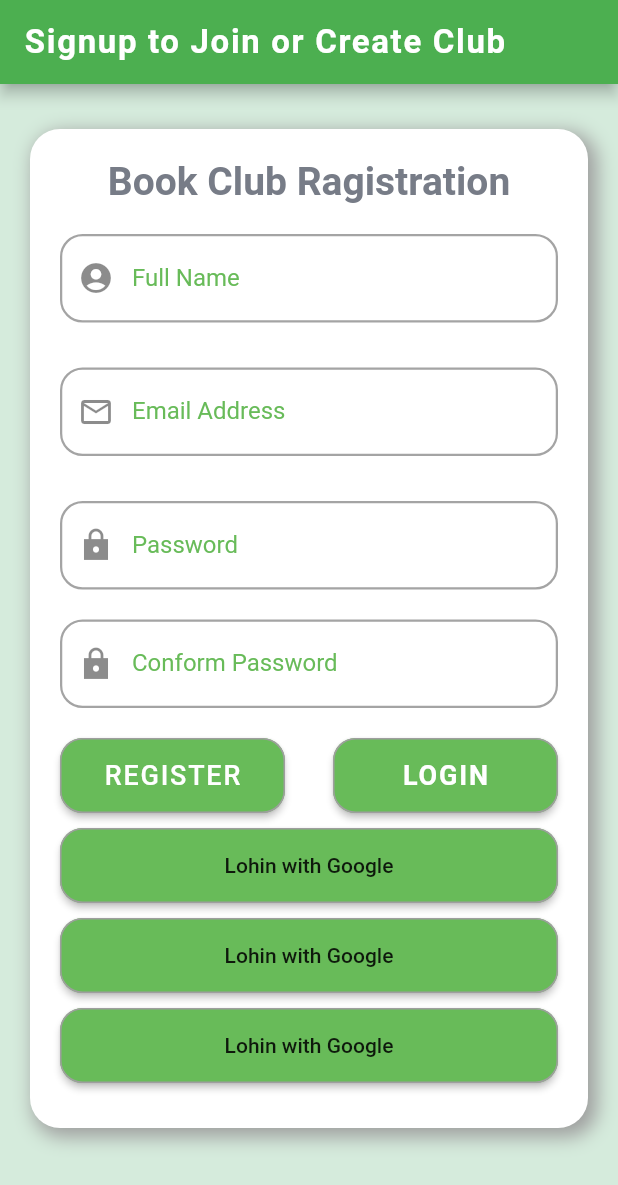
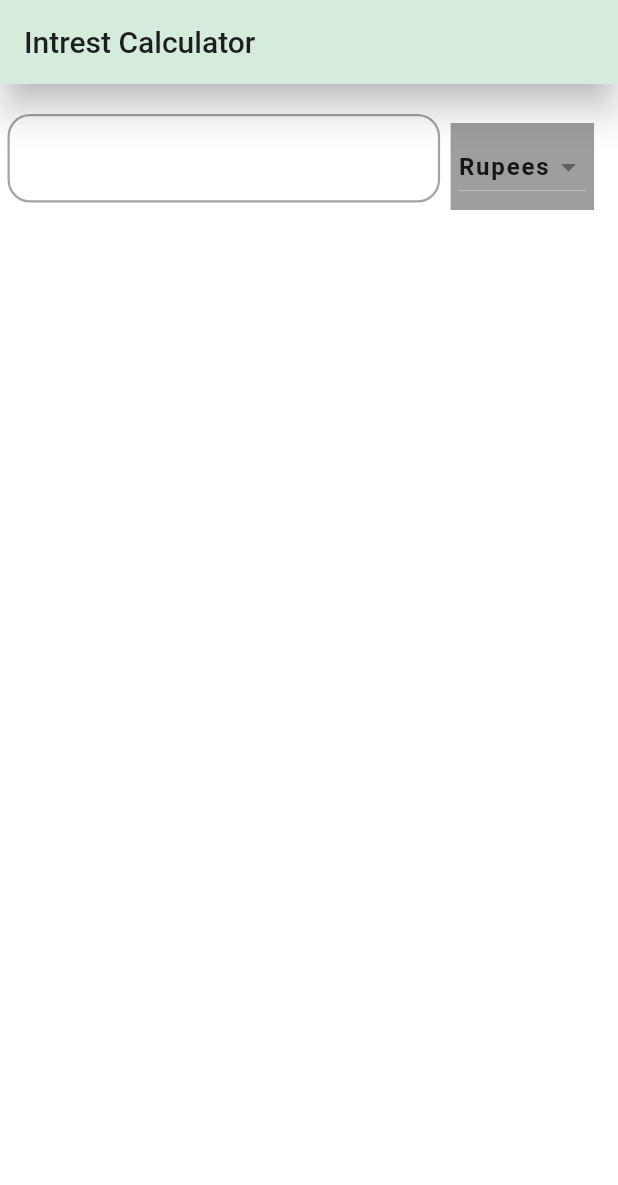
Before and after one commit to AmitLakhani098/BookClube, a Flutter app: the screen it shows after launch, on a phone screen of 412 x 824 dp. Shown: the top 1185 px of the screen. Run offline on Flutter 3.47's test engine with Material 2 defaults, Android fonts, the phone set to English and light mode, and no system bars.

Commit message:
12-11-2020

```diff
--- a/book_club/lib/main.dart
+++ b/book_club/lib/main.dart
@@ -1,7 +1,8 @@
+// import 'package:book_club/screens/login/login_screen.dart';
+import 'package:book_club/screens/math_book/intrestCalculator_Screen.dart';
 import 'package:flutter/material.dart';
-import 'screens/signup/signup_screen.dart';
+// import 'screens/signup/signup_screen.dart';
 import 'utils/theme.dart';
-import 'package:firebase_auth/firebase_auth.dart';
 
 void main() {
   runApp(
@@ -15,7 +16,7 @@ class MyApp extends StatelessWidget {
     return MaterialApp(
       title: 'Contact details Google',
       theme: OurAppTheme().buildTheme(),
-      home: SignupScreen(),
+      home: IntrestCalculatorScreen(),
       // routes: {
       //   '/login': (_) => LoginScreen(),
       //   '/signup': (_) => SignupScreen(),
--- /dev/null
+++ b/book_club/lib/screens/math_book/dropdown_buttons.dart
@@ -0,0 +1,45 @@
+import 'package:flutter/material.dart';
+
+class CurrencieConverter extends StatefulWidget {
+  @override
+  _CurrencieConverterState createState() => _CurrencieConverterState();
+}
+
+class _CurrencieConverterState extends State<CurrencieConverter> {
+  var _currencies = ['Rupees', 'Dollars', 'Pounds', 'Others'];
+  var _currentItemSelected = 'Rupees';
+
+  @override
+  Widget build(BuildContext context) {
+    return Container(
+      color: Colors.grey,
+      margin: EdgeInsets.symmetric(horizontal: 2, vertical: 2),
+      padding: EdgeInsets.all(5),
+      child: DropdownButton(
+        dropdownColor: Colors.grey[300],
+        style: TextStyle(
+          color: Colors.black87,
+          fontSize: 16,
+          letterSpacing: 1.2,
+          fontWeight: FontWeight.bold,
+        ),
+        items: _currencies.map((String dropDownStringItem) {
+          return DropdownMenuItem(
+            value: dropDownStringItem,
+            child: Text(dropDownStringItem),
+          );
+        }).toList(),
+        onChanged: (String newselectedValue) {
+          _onDropDownItemSelected(newselectedValue);
+        },
+        value: _currentItemSelected,
+      ),
+    );
+  }
+
+  void _onDropDownItemSelected(String newselectedValue) {
+    setState(() {
+      this._currentItemSelected = newselectedValue;
+    });
+  }
+}
--- /dev/null
+++ b/book_club/lib/screens/math_book/intrestCalculator_Screen.dart
@@ -0,0 +1,34 @@
+import 'package:book_club/screens/math_book/dropdown_buttons.dart';
+import 'package:book_club/screens/math_book/intrest_calculator_input.dart';
+import 'package:flutter/material.dart';
+
+class IntrestCalculatorScreen extends StatelessWidget {
+  @override
+  Widget build(BuildContext context) {
+    return Scaffold(
+      appBar: AppBar(
+        title: Text("Intrest Calculator"),
+        elevation: 10.0,
+      ),
+      body: Container(
+        color: Colors.white,
+        child: Column(
+          children: [
+            Row(
+              children: [
+                Container(
+                  margin: EdgeInsets.symmetric(horizontal: 5, vertical: 20),
+                  child: InputIntrestCalculator(),
+                  width: MediaQuery.of(context).size.width * 0.7,
+                  height: 70,
+                ),
+                // InputIntrestCalculator(),
+                CurrencieConverter(),
+              ],
+            )
+          ],
+        ),
+      ),
+    );
+  }
+}
--- /dev/null
+++ b/book_club/lib/screens/math_book/intrest_calculator_input.dart
@@ -0,0 +1,23 @@
+import 'package:flutter/material.dart';
+
+import 'dropdown_buttons.dart';
+
+class InputIntrestCalculator extends StatefulWidget {
+  @override
+  _InputIntrestCalculatorState createState() => _InputIntrestCalculatorState();
+}
+
+class _InputIntrestCalculatorState extends State<InputIntrestCalculator> {
+  String nameOfCity = "";
+
+  @override
+  Widget build(BuildContext context) {
+    return TextField(
+      onChanged: (String userInput) {
+        setState(() {
+          nameOfCity = userInput;
+        });
+      },
+    );
+  }
+}
--- a/book_club/lib/screens/signup/signupForm_widget.dart
+++ b/book_club/lib/screens/signup/signupForm_widget.dart
@@ -1,5 +1,7 @@
+import 'package:book_club/screens/common/custom_button_widgets.dart';
 import 'package:book_club/screens/login/login_screen.dart';
 import 'package:book_club/widgets/OurContainer.dart';
+import 'package:book_club/widgets/Signin_button.dart';
 import 'package:flutter/material.dart';
 
 class SignupForm extends StatefulWidget {
@@ -117,31 +119,35 @@ class _SignupFormState extends State<SignupForm> {
               ),
             ],
           ),
-          Column(
-            mainAxisSize: MainAxisSize.max,
-            mainAxisAlignment: MainAxisAlignment.spaceBetween,
+          Container(
+            height: 150,
+            child: Column(
+              mainAxisAlignment: MainAxisAlignment.spaceAround,
               crossAxisAlignment: CrossAxisAlignment.stretch,
               children: [
-              SizedBox(height: 10),
-              RaisedButton(
+                CustomButtonTextAndIcon(
+                  color: Colors.white,
+                  splashColor: Colors.black12,
                   onPressed: () {},
                   child: Text(
-                  "Lohin with Google",
+                    "Google Signup",
+                    style: TextStyle(
+                      color: Colors.black,
+                      fontSize: 20,
+                      letterSpacing: 1.1,
+                      fontWeight: FontWeight.bold,
                     ),
                   ),
-              SizedBox(height: 10),
-              RaisedButton(
+                ),
+                SocialMediaButton(
+                  text: "Facebook Signup",
+                  textColor: Colors.white,
                   onPressed: () {},
-                child: Text("Lohin with Google"),
+                  color: Colors.blue[600],
                 ),
-              SizedBox(height: 10),
-              RaisedButton(
-                onPressed: () {},
-                child: Text("Lohin with Google"),
+              ],
             ),
-              SizedBox(height: 10),
-            ],
-          )
+          ),
         ],
       ),
     );
--- a/book_club/pubspec.yaml
+++ b/book_club/pubspec.yaml
@@ -48,6 +48,7 @@ flutter:
   # To add assets to your application, add an assets section, like this:
   assets:
     - assets/images/
+    - assets/logo/
 
   # An image asset can refer to one or more resolution-specific "variants", see
   # https://flutter.dev/assets-and-images/#resolution-aware.
```
Also changed, not shown: book_club/lib/screens/common/custom_button_widgets.dart (added, +27 -0 lines), book_club/lib/screens/login/loginForm_widget.dart (+22 -0 lines), book_club/lib/screens/login/login_screen.dart (+0 -14 lines), book_club/lib/widgets/Signin_button.dart (added, +31 -0 lines), book_club/assets/logo/googlelogo.png (added), 1 other file. Lines whose indentation alone changed are shown as unchanged.
